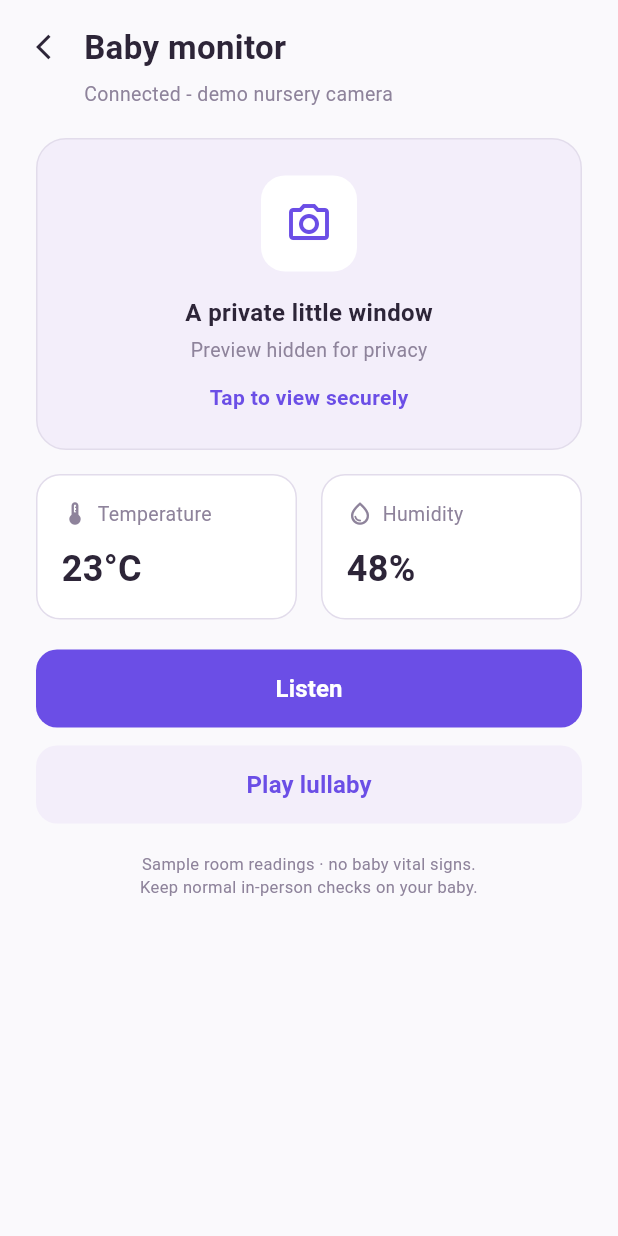
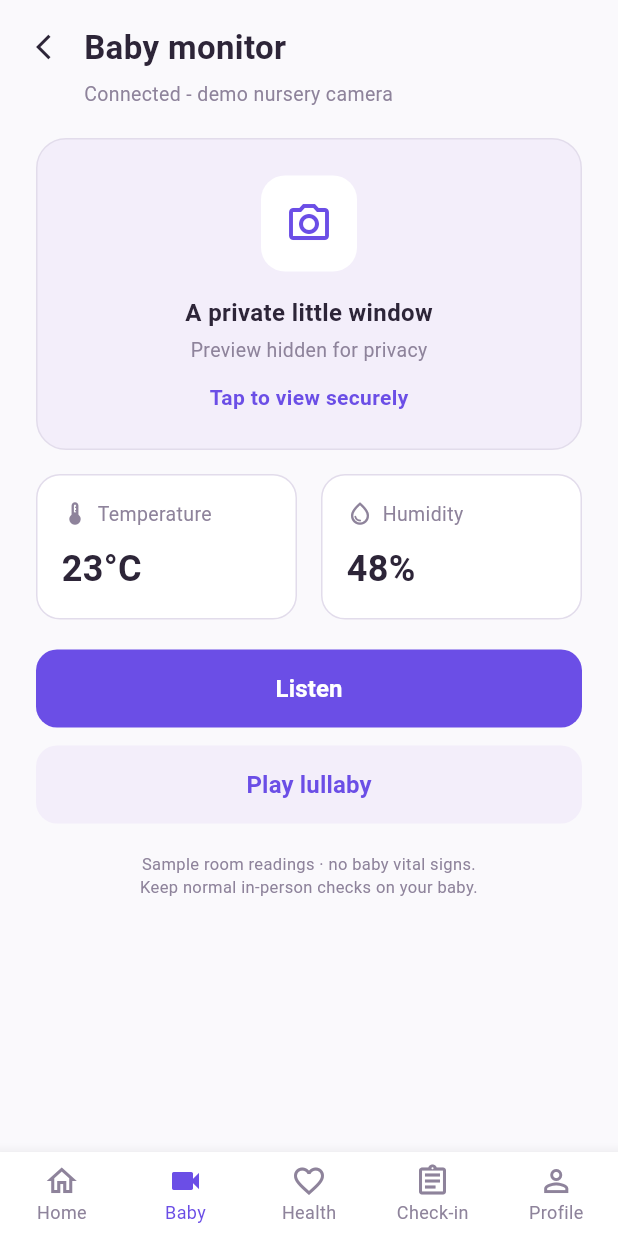
Before and after one commit to cepdnaclk/e22-3yp-himummy, a Flutter app: the BabyMonitorScreen screen opened directly, on a phone screen of 412 x 824 dp. Run offline on Flutter 3.47's test engine with Material 3 defaults, Android fonts, the phone set to English and light mode, and no system bars; Roboto replaces fonts that are missing (Nunito Sans).

Commit message:
fix: add bottom navigation bar to baby monitor screen

```diff
--- a/code/himummy_mobile/lib/presentation/screens/baby_monitor/baby_monitor_screen.dart
+++ b/code/himummy_mobile/lib/presentation/screens/baby_monitor/baby_monitor_screen.dart
@@ -1,8 +1,19 @@
 import 'package:flutter/material.dart';
 import '../../../core/constants/app_colors.dart';
+import '../dashboard/home_dashboard_screen.dart';
+import '../maternal/maternal_health_screen.dart'; // We will create this next
+import '../check_in/daily_check_in_screen.dart'; // We will create this next
 
-class BabyMonitorScreen extends StatelessWidget {
+class BabyMonitorScreen extends StatefulWidget {
   const BabyMonitorScreen({Key? key}) : super(key: key);
+
+  @override
+  State<BabyMonitorScreen> createState() => _BabyMonitorScreenState();
+}
+
+class _BabyMonitorScreenState extends State<BabyMonitorScreen> {
+  // Set index to 1 because 'Baby' is the active tab here
+  int _currentIndex = 1;
 
   @override
   Widget build(BuildContext context) {
@@ -190,9 +201,7 @@ class BabyMonitorScreen extends StatelessWidget {
                 width: double.infinity,
                 height: 52,
                 child: ElevatedButton(
-                  onPressed: () {
-                    // Handle listen action
-                  },
+                  onPressed: () {},
                   style: ElevatedButton.styleFrom(
                     backgroundColor: AppColors.primaryPurple,
                     shape: RoundedRectangleBorder(
@@ -218,9 +227,7 @@ class BabyMonitorScreen extends StatelessWidget {
                 width: double.infinity,
                 height: 52,
                 child: ElevatedButton(
-                  onPressed: () {
-                    // Handle play lullaby action
-                  },
+                  onPressed: () {},
                   style: ElevatedButton.styleFrom(
                     backgroundColor: AppColors.lightPurpleBg,
                     shape: RoundedRectangleBorder(
@@ -257,6 +264,56 @@ class BabyMonitorScreen extends StatelessWidget {
           ),
         ),
       ),
+
+      // Bottom Navigation Bar added matching the design
+      bottomNavigationBar: BottomNavigationBar(
+        currentIndex: _currentIndex,
+        onTap: (index) {
+          setState(() {
+            _currentIndex = index;
+          });
+          // Handle tab switching
+          if (index == 0) {
+            Navigator.pushReplacement(
+              context,
+              MaterialPageRoute(builder: (context) => const HomeDashboardScreen()),
+            );
+          }
+        },
+        type: BottomNavigationBarType.fixed,
+        backgroundColor: AppColors.cardWhite,
+        selectedItemColor: AppColors.primaryPurple,
+        unselectedItemColor: AppColors.textMuted,
+        selectedFontSize: 12,
+        unselectedFontSize: 12,
+        items: const [
+          BottomNavigationBarItem(
+            icon: Icon(Icons.home_outlined),
+            activeIcon: Icon(Icons.home),
+            label: 'Home',
+          ),
+          BottomNavigationBarItem(
+            icon: Icon(Icons.videocam_outlined),
+            activeIcon: Icon(Icons.videocam),
+            label: 'Baby',
+          ),
+          BottomNavigationBarItem(
+            icon: Icon(Icons.favorite_border),
+            activeIcon: Icon(Icons.favorite),
+            label: 'Health',
+          ),
+          BottomNavigationBarItem(
+            icon: Icon(Icons.assignment_outlined),
+            activeIcon: Icon(Icons.assignment),
+            label: 'Check-in',
+          ),
+          BottomNavigationBarItem(
+            icon: Icon(Icons.person_outline),
+            activeIcon: Icon(Icons.person),
+            label: 'Profile',
+          ),
+        ],
+      ),
     );
   }
 }
```
